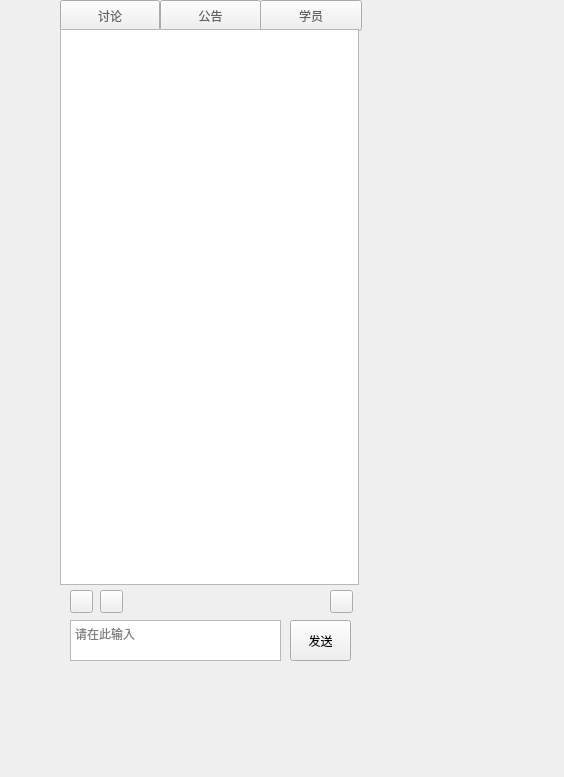
This is qatime-studio/UIChatRoom.ui in chuanjiabao1981/qatime-win as Qt 5 draws it before an edit. The edited form follows.
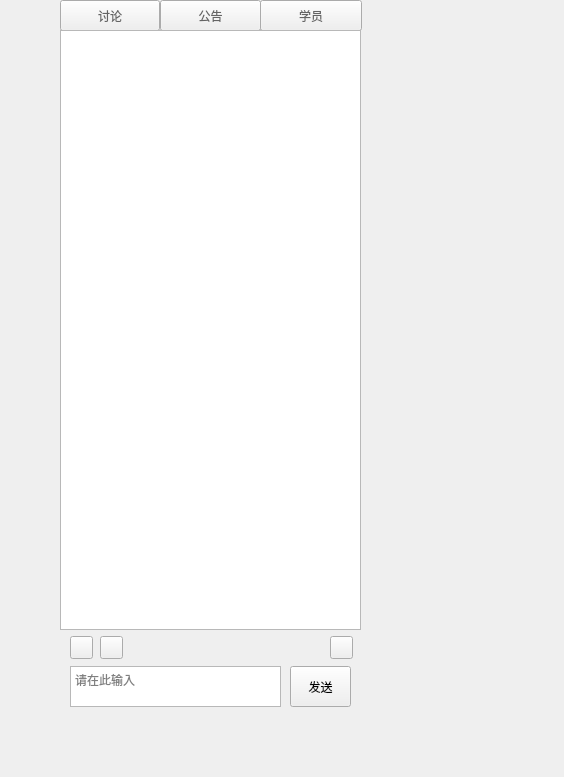
This is the edited form. Icons and pictures are not drawn. Custom widgets are drawn as their Qt base class.

What changed in the file:
```diff
--- a/qatime-studio/UIChatRoom.ui
+++ b/qatime-studio/UIChatRoom.ui
@@ -17,7 +17,7 @@
    <property name="geometry">
     <rect>
      <x>290</x>
-     <y>620</y>
+     <y>666</y>
      <width>61</width>
      <height>41</height>
     </rect>
@@ -30,7 +30,7 @@
    <property name="geometry">
     <rect>
      <x>100</x>
-     <y>590</y>
+     <y>636</y>
      <width>23</width>
      <height>23</height>
     </rect>
@@ -71,7 +71,7 @@
    <property name="geometry">
     <rect>
      <x>70</x>
-     <y>590</y>
+     <y>636</y>
      <width>23</width>
      <height>23</height>
     </rect>
@@ -112,7 +112,7 @@
    <property name="geometry">
     <rect>
      <x>330</x>
-     <y>590</y>
+     <y>636</y>
      <width>23</width>
      <height>23</height>
     </rect>
@@ -355,7 +355,7 @@
    <property name="geometry">
     <rect>
      <x>70</x>
-     <y>620</y>
+     <y>666</y>
      <width>211</width>
      <height>41</height>
     </rect>
@@ -375,9 +375,9 @@
    <property name="geometry">
     <rect>
      <x>60</x>
-     <y>29</y>
-     <width>299</width>
-     <height>556</height>
+     <y>30</y>
+     <width>301</width>
+     <height>600</height>
     </rect>
    </property>
    <property name="styleSheet">
```
Left out of the diff: 20 changed lines with no effect on the pictures.
